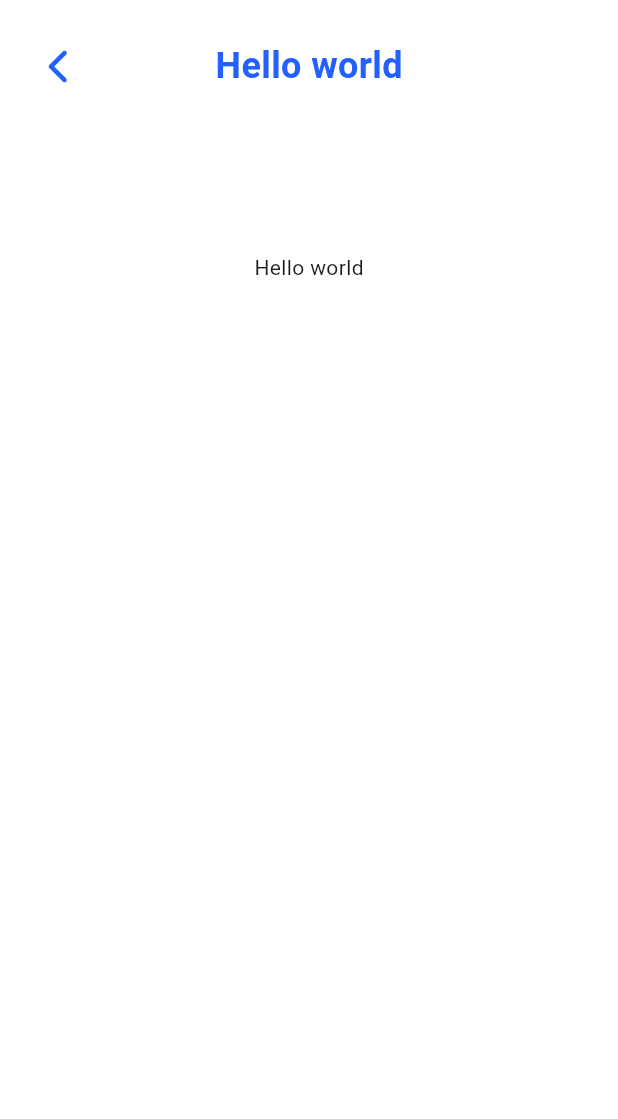
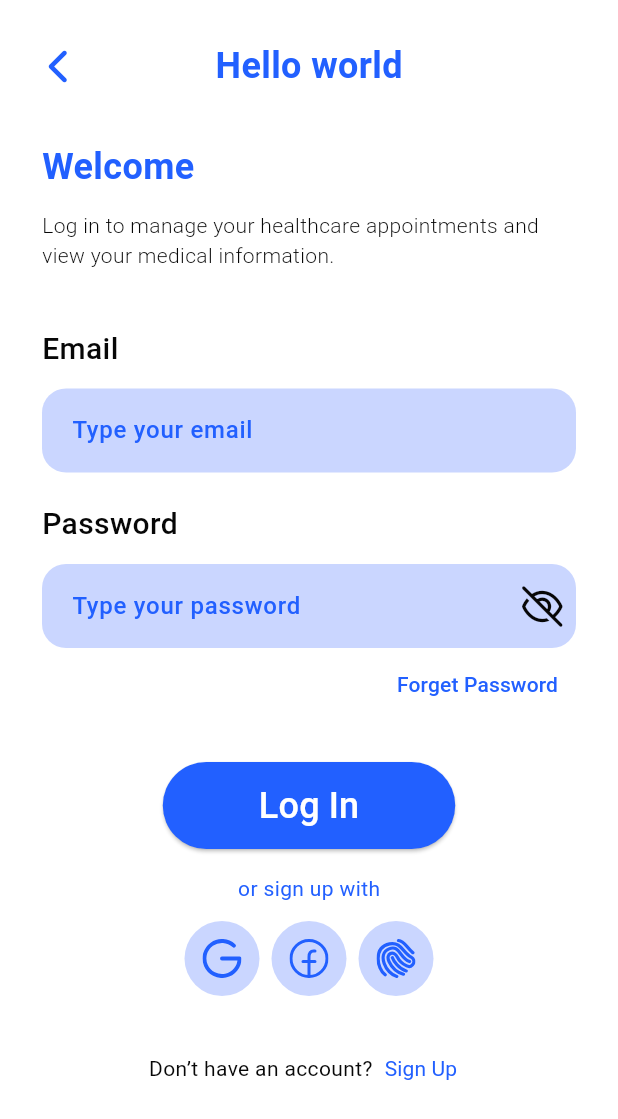
Before and after one commit to mahmoudmohamed17/medical_center_app, a Flutter app: the screen it shows after launch, after a tap on "Log In", on a phone screen of 412 x 824 dp. Shown: the top 1119 px of the screen. Run offline on Flutter 3.47's test engine with Material 3 defaults, Android fonts, the phone set to English and light mode, and no system bars; our stand-ins replace flutter_svg, font_awesome_flutter, go_router, google_fonts.

Commit message:
Finish login view and fix issues with rendering the assets

```diff
--- a/lib/core/constants/app_assets.dart
+++ b/lib/core/constants/app_assets.dart
@@ -57,7 +57,8 @@ class AppAssets {
 
   static const String iconsWallet = "assets/icons/wallet.svg";
 
-  static const String imagesDummyDoctorPic = "assets/images/dummy_doctor_pic.png";
+  static const String imagesDummyDoctorPic =
+      "assets/images/dummy_doctor_pic.png";
 
   static const String imagesDummyUserPic = "assets/images/dummy_user_pic.png";
 
--- a/lib/core/constants/app_strings.dart
+++ b/lib/core/constants/app_strings.dart
@@ -4,6 +4,8 @@ class AppStrings {
   static const String logIn = 'Log In';
   static const String signUp = 'Sign Up';
   static const String welcome = 'Welcome';
+  static const String loginWelcomeText =
+      'Log in to manage your healthcare appointments and view your medical information.';
   static const String email = 'Email';
   static const String password = 'Password';
   static const String fullName = 'Full name';
--- /dev/null
+++ b/lib/core/utils/build_border.dart
@@ -0,0 +1,8 @@
+import 'package:flutter/material.dart';
+
+OutlineInputBorder buildBorder() {
+  return OutlineInputBorder(
+    borderRadius: BorderRadius.circular(16),
+    borderSide: const BorderSide(color: Colors.transparent),
+  );
+}
--- a/lib/core/widgets/custom_button.dart
+++ b/lib/core/widgets/custom_button.dart
@@ -7,11 +7,13 @@ class CustomButton extends StatelessWidget {
     required this.text,
     required this.btnColor,
     required this.textStyle,
+    this.isShapeCircular = false,
   });
   final VoidCallback onPressed;
   final String text;
   final Color btnColor;
   final TextStyle textStyle;
+  final bool isShapeCircular;
 
   @override
   Widget build(BuildContext context) {
@@ -23,6 +25,7 @@ class CustomButton extends StatelessWidget {
           horizontal: VisualDensity.maximumDensity,
         ),
         padding: const EdgeInsets.symmetric(horizontal: 48, vertical: 12),
+        shape: isShapeCircular ? const CircleBorder() : null,
       ),
       child: Text(text, style: textStyle),
     );
--- /dev/null
+++ b/lib/core/widgets/custom_password_text_form_field.dart
@@ -0,0 +1,70 @@
+import 'package:flutter/material.dart';
+import 'package:font_awesome_flutter/font_awesome_flutter.dart';
+import 'package:medical_center_app/core/theme/app_colors.dart';
+import 'package:medical_center_app/core/utils/build_border.dart';
+
+class CustomPasswordTextFormField extends StatefulWidget {
+  const CustomPasswordTextFormField({
+    super.key,
+    required this.hintText,
+    required this.controller,
+    this.fillColore = Colors.white,
+  });
+  final String hintText;
+  final TextEditingController controller;
+  final Color fillColore;
+
+  @override
+  State<CustomPasswordTextFormField> createState() =>
+      _CustomPasswordTextFormFieldState();
+}
+
+class _CustomPasswordTextFormFieldState
+    extends State<CustomPasswordTextFormField> {
+  bool _isVisible = false;
+
+  @override
+  Widget build(BuildContext context) {
+    return TextFormField(
+      style: TextStyle(
+        fontSize: 16,
+        fontWeight: FontWeight.w500,
+        color: AppColors.primaryColor,
+      ),
+      validator: (value) {
+        if (value!.isEmpty) {
+          return '${widget.hintText} is required';
+        } else {
+          return null;
+        }
+      },
+      obscureText: !_isVisible,
+      controller: widget.controller,
+      decoration: InputDecoration(
+        hintText: widget.hintText,
+        hintStyle: TextStyle(
+          fontSize: 16,
+          fontWeight: FontWeight.w500,
+          color: AppColors.primaryColor,
+        ),
+        suffixIcon: IconButton(
+          onPressed: () {
+            setState(() {
+              _isVisible = !_isVisible;
+            });
+          },
+          padding: EdgeInsets.zero,
+          icon: Icon(
+            _isVisible ? FontAwesomeIcons.eye : FontAwesomeIcons.eyeSlash,
+            color: AppColors.primaryTextColor,
+          ),
+        ),
+        contentPadding: const EdgeInsets.all(16),
+        fillColor: widget.fillColore,
+        filled: true,
+        enabledBorder: buildBorder(),
+        focusedBorder: buildBorder(),
+      ),
+    );
+  }
+}
--- /dev/null
+++ b/lib/core/widgets/custom_text_form_field.dart
@@ -0,0 +1,47 @@
+import 'package:flutter/material.dart';
+import 'package:medical_center_app/core/theme/app_colors.dart';
+import 'package:medical_center_app/core/utils/build_border.dart';
+
+class CustomTextFormField extends StatelessWidget {
+  const CustomTextFormField({
+    super.key,
+    required this.hintText,
+    required this.controller,
+    this.fillColore = Colors.white,
+  });
+  final String hintText;
+  final TextEditingController controller;
+  final Color fillColore;
+
+  @override
+  Widget build(BuildContext context) {
+    return TextFormField(
+      style: TextStyle(
+        fontSize: 16,
+        fontWeight: FontWeight.w500,
+        color: AppColors.primaryColor,
+      ),
+      validator: (value) {
+        if (value!.isEmpty) {
+          return '$hintText is required';
+        } else {
+          return null;
+        }
+      },
+      controller: controller,
+      decoration: InputDecoration(
+        hintText: hintText,
+        hintStyle: TextStyle(
+          fontSize: 16,
+          fontWeight: FontWeight.w500,
+          color: AppColors.primaryColor,
+        ),
+        contentPadding: const EdgeInsets.all(16),
+        fillColor: fillColore,
+        filled: true,
+        enabledBorder: buildBorder(),
+        focusedBorder: buildBorder(),
+      ),
+    );
+  }
+}
--- /dev/null
+++ b/lib/features/auth/data/models/auth_provider_model.dart
@@ -0,0 +1,8 @@
+import 'dart:ui';
+
+class AuthProviderModel {
+  final VoidCallback onTap;
+  final String svgIcon;
+
+  AuthProviderModel({required this.onTap, required this.svgIcon});
+}
--- a/lib/features/auth/presentation/views/init_auth_view.dart
+++ b/lib/features/auth/presentation/views/init_auth_view.dart
@@ -1,5 +1,6 @@
 import 'package:flutter/material.dart';
 import 'package:go_router/go_router.dart';
+import 'package:medical_center_app/core/constants/app_assets.dart';
 import 'package:medical_center_app/core/constants/app_strings.dart';
 import 'package:medical_center_app/core/routing/routes.dart';
 import 'package:medical_center_app/core/theme/app_colors.dart';
@@ -20,16 +21,7 @@ class InitAuthView extends StatelessWidget {
             mainAxisAlignment: MainAxisAlignment.center,
             children: [
               const Spacer(),
-              Container(
-                color: AppColors.primaryColor,
-                height: context.width * 0.75,
-                width: context.width,
-                alignment: Alignment.center,
-                child: const Text(
-                  'App Splash Image Here',
-                  style: TextStyle(color: Colors.white, fontSize: 24),
-                ),
-              ),
+              Image.asset(AppAssets.imagesSplashWhite, height: context.width),
               const Spacer(flex: 2),
               Text(
                 AppStrings.welcomeToPulseCare,
--- /dev/null
+++ b/lib/features/auth/presentation/widgets/dont_have_an_account_widget.dart
@@ -0,0 +1,44 @@
+import 'package:flutter/material.dart';
+import 'package:medical_center_app/core/constants/app_strings.dart';
+import 'package:medical_center_app/core/theme/app_colors.dart';
+
+class DontHaveAnAccountWidget extends StatelessWidget {
+  const DontHaveAnAccountWidget({super.key});
+
+  @override
+  Widget build(BuildContext context) {
+    return Row(
+      mainAxisSize: MainAxisSize.min,
+      children: [
+        Text(
+          AppStrings.dontHaveAnAccount,
+          style: TextStyle(
+            color: AppColors.primaryTextColor,
+            fontSize: 14,
+            fontWeight: FontWeight.w400,
+          ),
+        ),
+        TextButton(
+          onPressed: () {},
+          style: const ButtonStyle(
+            visualDensity: VisualDensity(
+              horizontal: VisualDensity.minimumDensity,
+              vertical: VisualDensity.minimumDensity,
+            ),
+            padding: WidgetStatePropertyAll(
+              EdgeInsets.symmetric(horizontal: 8),
+            ),
+          ),
+          child: Text(
+            AppStrings.signUp,
+            style: TextStyle(
+              color: AppColors.primaryColor,
+              fontSize: 14,
+              fontWeight: FontWeight.w400,
+            ),
+          ),
+        ),
+      ],
+    );
+  }
+}
--- /dev/null
+++ b/lib/features/auth/presentation/widgets/forget_password_button.dart
@@ -0,0 +1,31 @@
+import 'package:flutter/material.dart';
+import 'package:medical_center_app/core/constants/app_strings.dart';
+import 'package:medical_center_app/core/theme/app_colors.dart';
+
+class ForgetPasswordButton extends StatelessWidget {
+  const ForgetPasswordButton({super.key});
+
+  @override
+  Widget build(BuildContext context) {
+    return Align(
+      alignment: Alignment.centerRight,
+      child: TextButton(
+        onPressed: () {},
+        style: const ButtonStyle(
+          visualDensity: VisualDensity(
+            horizontal: VisualDensity.minimumDensity,
+            vertical: VisualDensity.minimumDensity,
+          ),
+        ),
+        child: Text(
+          AppStrings.forgetPassword,
+          style: TextStyle(
+            color: AppColors.primaryColor,
+            fontSize: 14,
+            fontWeight: FontWeight.w500,
+          ),
+        ),
+      ),
+    );
+  }
+}
--- a/lib/features/auth/presentation/widgets/login_view_body.dart
+++ b/lib/features/auth/presentation/widgets/login_view_body.dart
@@ -1,17 +1,65 @@
 import 'package:flutter/material.dart';
+import 'package:medical_center_app/core/constants/app_strings.dart';
+import 'package:medical_center_app/core/theme/app_colors.dart';
 import 'package:medical_center_app/core/widgets/custom_app_bar.dart';
+import 'package:medical_center_app/core/widgets/custom_button.dart';
+import 'package:medical_center_app/features/auth/presentation/widgets/dont_have_an_account_widget.dart';
+import 'package:medical_center_app/features/auth/presentation/widgets/forget_password_button.dart';
+import 'package:medical_center_app/features/auth/presentation/widgets/login_view_form.dart';
+import 'package:medical_center_app/features/auth/presentation/widgets/login_welcome_widget.dart';
+import 'package:medical_center_app/features/auth/presentation/widgets/social_auth_providers_widget.dart';
 
 class LoginViewBody extends StatelessWidget {
   const LoginViewBody({super.key});
 
   @override
   Widget build(BuildContext context) {
-    return const Column(
-      children: [
-        CustomAppBar(title: 'Hello world'),
-        SizedBox(height: 100),
-        Text('Hello world'),
-      ],
+    return SingleChildScrollView(
+      keyboardDismissBehavior: ScrollViewKeyboardDismissBehavior.onDrag,
+      child: Column(
+        children: [
+          const CustomAppBar(title: 'Hello world'),
+          const SizedBox(height: 26),
+          const Padding(
+            padding: EdgeInsets.symmetric(horizontal: 12),
+            child: LoginWelcomeWidget(),
+          ),
+          const SizedBox(height: 38),
+          const Padding(
+            padding: EdgeInsets.symmetric(horizontal: 12),
+            child: LoginViewForm(),
+          ),
+          const SizedBox(height: 8),
+          const Padding(
+            padding: EdgeInsets.symmetric(horizontal: 12),
+            child: ForgetPasswordButton(),
+          ),
+          const SizedBox(height: 36),
+          CustomButton(
+            onPressed: () {},
+            text: AppStrings.logIn,
+            btnColor: AppColors.primaryColor,
+            textStyle: const TextStyle(
+              color: Colors.white,
+              fontSize: 24,
+              fontWeight: FontWeight.w500,
+            ),
+          ),
+          const SizedBox(height: 16),
+          Text(
+            AppStrings.orSignUpWith,
+            style: TextStyle(
+              color: AppColors.primaryColor,
+              fontSize: 14,
+              fontWeight: FontWeight.w400,
+            ),
+          ),
+          const SizedBox(height: 12),
+          const SocialAuthProvidersWidget(),
+          const SizedBox(height: 32),
+          const DontHaveAnAccountWidget(),
+        ],
+      ),
     );
   }
 }
--- /dev/null
+++ b/lib/features/auth/presentation/widgets/login_view_form.dart
@@ -0,0 +1,53 @@
+import 'package:flutter/material.dart';
+import 'package:medical_center_app/core/constants/app_strings.dart';
+import 'package:medical_center_app/core/theme/app_colors.dart';
+import 'package:medical_center_app/core/widgets/custom_password_text_form_field.dart';
+import 'package:medical_center_app/core/widgets/custom_text_form_field.dart';
+
+class LoginViewForm extends StatelessWidget {
+  const LoginViewForm({super.key});
+
+  @override
+  Widget build(BuildContext context) {
+    return Column(
+      mainAxisSize: MainAxisSize.min,
+      children: [
+        Align(
+          alignment: Alignment.centerLeft,
+          child: Text(
+            AppStrings.email,
+            style: TextStyle(
+              color: AppColors.primaryTextColor,
+              fontSize: 20,
+              fontWeight: FontWeight.w500,
+            ),
+          ),
+        ),
+        const SizedBox(height: 12),
+        CustomTextFormField(
+          hintText: AppStrings.typeYourEmail,
+          controller: TextEditingController(),
+          fillColore: AppColors.secondaryColor,
+        ),
+        const SizedBox(height: 20),
+        Align(
+          alignment: Alignment.centerLeft,
+          child: Text(
+            AppStrings.password,
+            style: TextStyle(
+              color: AppColors.primaryTextColor,
+              fontSize: 20,
+              fontWeight: FontWeight.w500,
+            ),
+          ),
+        ),
+        const SizedBox(height: 12),
+        CustomPasswordTextFormField(
+          hintText: AppStrings.typeYourPassword,
+          controller: TextEditingController(),
+          fillColore: AppColors.secondaryColor,
+        ),
+      ],
+    );
+  }
+}
--- /dev/null
+++ b/lib/features/auth/presentation/widgets/login_welcome_widget.dart
@@ -0,0 +1,34 @@
+import 'package:flutter/material.dart';
+import 'package:medical_center_app/core/constants/app_strings.dart';
+import 'package:medical_center_app/core/theme/app_colors.dart';
+
+class LoginWelcomeWidget extends StatelessWidget {
+  const LoginWelcomeWidget({super.key});
+
+  @override
+  Widget build(BuildContext context) {
+    return Column(
+      mainAxisSize: MainAxisSize.min,
+      crossAxisAlignment: CrossAxisAlignment.start,
+      spacing: 12,
+      children: [
+        Text(
+          AppStrings.welcome,
+          style: TextStyle(
+            color: AppColors.primaryColor,
+            fontSize: 24,
+            fontWeight: FontWeight.w600,
+          ),
+        ),
+        Text(
+          AppStrings.loginWelcomeText,
+          style: TextStyle(
+            color: AppColors.primaryTextColor,
+            fontSize: 14,
+            fontWeight: FontWeight.w300,
+          ),
+        ),
+      ],
+    );
+  }
+}
--- /dev/null
+++ b/lib/features/auth/presentation/widgets/social_auth_providers_widget.dart
@@ -0,0 +1,41 @@
+import 'package:flutter/material.dart';
+import 'package:flutter_svg/flutter_svg.dart';
+import 'package:medical_center_app/core/constants/app_assets.dart';
+import 'package:medical_center_app/core/theme/app_colors.dart';
+import 'package:medical_center_app/features/auth/data/models/auth_provider_model.dart';
+
+class SocialAuthProvidersWidget extends StatelessWidget {
+  const SocialAuthProvidersWidget({super.key});
+
+  @override
+  Widget build(BuildContext context) {
+    final providers = [
+      AuthProviderModel(onTap: () {}, svgIcon: AppAssets.iconsGoogle),
+      AuthProviderModel(onTap: () {}, svgIcon: AppAssets.iconsFacebook),
+      AuthProviderModel(onTap: () {}, svgIcon: AppAssets.iconsFingerprint),
+    ];
+    return Row(
+      spacing: 8,
+      mainAxisAlignment: MainAxisAlignment.center,
+      mainAxisSize: MainAxisSize.min,
+      children: providers
+          .map(
+            (item) => InkWell(
+              onTap: item.onTap,
+              customBorder: const CircleBorder(),
+              child: Container(
+                decoration: BoxDecoration(
+                  color: AppColors.secondaryColor,
+                  shape: BoxShape.circle,
+                ),
+                height: 50,
+                width: 50,
+                padding: const EdgeInsets.all(12),
+                child: SvgPicture.asset(item.svgIcon, fit: BoxFit.fill),
+              ),
+            ),
+          )
+          .toList(),
+    );
+  }
+}
```
Also changed, not shown: pubspec.yaml (+7 -1 lines), pubspec.lock.
